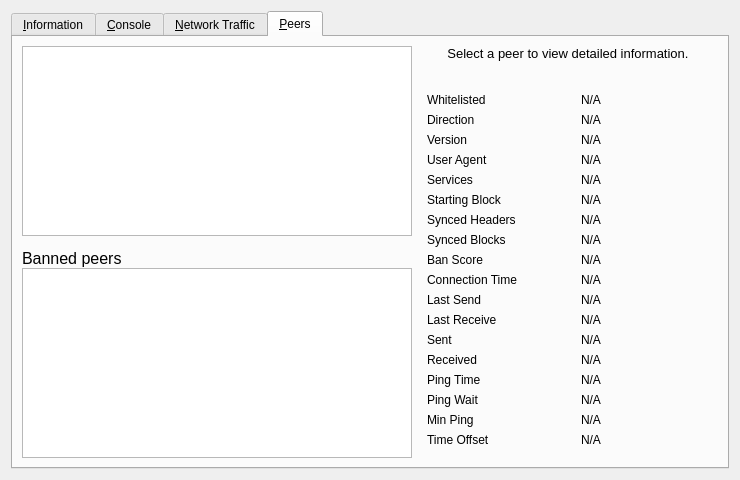
This is src/qt/forms/debugwindow.ui in CodeAssureLabs/bitcoin-2018 as Qt 5 draws it before an edit. The edited form follows.
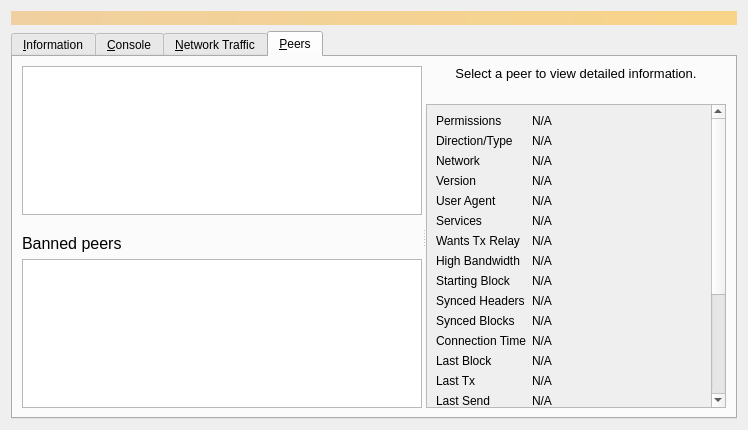
This is the edited form. The open tabs and pages were chosen to show the change. Icons and pictures are not drawn. Custom widgets are drawn as their Qt base class.

Patch:
```diff
--- a/src/qt/forms/debugwindow.ui
+++ b/src/qt/forms/debugwindow.ui
@@ -14,6 +14,25 @@
    <string>Debug window</string>
   </property>
   <layout class="QVBoxLayout" name="verticalLayout_2">
+   <item>
+    <widget class="QLabel" name="label_alerts">
+     <property name="visible">
+      <bool>false</bool>
+     </property>
+     <property name="styleSheet">
+      <string notr="true">QLabel { background-color: qlineargradient(x1: 0, y1: 0, x2: 1, y2: 0, stop:0 #F0D0A0, stop:1 #F8D488); color:#000000; }</string>
+     </property>
+     <property name="wordWrap">
+      <bool>true</bool>
+     </property>
+     <property name="margin">
+      <number>3</number>
+     </property>
+     <property name="textInteractionFlags">
+      <set>Qt::TextSelectableByMouse</set>
+     </property>
+    </widget>
+   </item>
    <item>
     <widget class="QTabWidget" name="tabWidget">
      <property name="currentIndex">
@@ -864,23 +883,43 @@
       <attribute name="title">
        <string>&amp;Peers</string>
       </attribute>
-      <layout class="QGridLayout" name="gridLayout_2">
-       <item row="0" column="0" rowspan="2">
-        <layout class="QVBoxLayout" name="verticalLayout_101">
-         <property name="spacing">
-          <number>0</number>
+      <layout class="QVBoxLayout" name="verticalLayout_6">
+       <item>
+        <widget class="QSplitter" name="splitter">
+         <property name="orientation">
+          <enum>Qt::Horizontal</enum>
          </property>
+         <property name="childrenCollapsible">
+          <bool>false</bool>
+         </property>
+         <widget class="QWidget" name="widget_1" native="true">
+          <property name="sizePolicy">
+           <sizepolicy hsizetype="MinimumExpanding" vsizetype="Preferred">
+            <horstretch>1</horstretch>
+            <verstretch>0</verstretch>
+           </sizepolicy>
+          </property>
+          <property name="minimumSize">
+           <size>
+            <width>400</width>
+            <height>0</height>
+           </size>
+          </property>
+          <layout class="QVBoxLayout" name="verticalLayout_7">
          <item>
           <widget class="QTableView" name="peerWidget">
-           <property name="horizontalScrollBarPolicy">
-            <enum>Qt::ScrollBarAsNeeded</enum>
-           </property>
            <property name="tabKeyNavigation">
             <bool>false</bool>
            </property>
+             <property name="textElideMode">
+              <enum>Qt::ElideMiddle</enum>
+             </property>
            <property name="sortingEnabled">
             <bool>true</bool>
            </property>
+             <property name="wordWrap">
+              <bool>false</bool>
+             </property>
            <attribute name="horizontalHeaderHighlightSections">
             <bool>false</bool>
            </attribute>
@@ -896,7 +935,7 @@
            </property>
            <property name="minimumSize">
             <size>
-             <width>300</width>
+               <width>0</width>
              <height>32</height>
             </size>
            </property>
@@ -930,15 +969,6 @@
          </item>
          <item>
           <widget class="QTableView" name="banlistWidget">
-           <property name="sizePolicy">
-            <sizepolicy hsizetype="Expanding" vsizetype="Expanding">
-             <horstretch>0</horstretch>
-             <verstretch>0</verstretch>
-            </sizepolicy>
-           </property>
-           <property name="horizontalScrollBarPolicy">
-            <enum>Qt::ScrollBarAsNeeded</enum>
-           </property>
            <property name="tabKeyNavigation">
             <bool>false</bool>
            </property>
@@ -951,8 +981,22 @@
           </widget>
          </item>
         </layout>
-       </item>
-       <item row="0" column="1">
+         </widget>
+         <widget class="QWidget" name="peersTabRightPanel" native="true">
+          <property name="sizePolicy">
+           <sizepolicy hsizetype="Minimum" vsizetype="Preferred">
+            <horstretch>0</horstretch>
+            <verstretch>0</verstretch>
+           </sizepolicy>
+          </property>
+          <property name="minimumSize">
+           <size>
+            <width>300</width>
+            <height>0</height>
+           </size>
+          </property>
+          <layout class="QVBoxLayout" name="verticalLayout_8">
+           <item>
         <widget class="QLabel" name="peerHeading">
          <property name="sizePolicy">
           <sizepolicy hsizetype="Preferred" vsizetype="Minimum">
@@ -962,7 +1006,7 @@
          </property>
          <property name="minimumSize">
           <size>
-           <width>300</width>
+               <width>0</width>
            <height>32</height>
           </size>
          </property>
@@ -988,24 +1032,30 @@
          </property>
         </widget>
        </item>
-       <item row="1" column="1">
-        <widget class="QWidget" name="detailWidget" native="true">
-         <property name="minimumSize">
-          <size>
+           <item>
+            <widget class="QScrollArea" name="scrollArea">
+             <property name="widgetResizable">
+              <bool>true</bool>
+             </property>
+             <widget class="QWidget" name="detailWidget">
+              <property name="geometry">
+               <rect>
+                <x>0</x>
+                <y>0</y>
            <width>300</width>
-           <height>0</height>
-          </size>
-         </property>
-         <layout class="QGridLayout" name="gridLayout_3">
+                <height>426</height>
+               </rect>
+              </property>
+              <layout class="QGridLayout" name="gridLayout_2" columnstretch="0,1">
           <item row="0" column="0">
            <widget class="QLabel" name="label_30">
             <property name="text">
-             <string>Whitelisted</string>
+                  <string>Permissions</string>
             </property>
            </widget>
           </item>
-          <item row="0" column="2">
-           <widget class="QLabel" name="peerWhitelisted">
+               <item row="0" column="1">
+                <widget class="QLabel" name="peerPermissions">
             <property name="cursor">
              <cursorShape>IBeamCursor</cursorShape>
             </property>
@@ -1021,14 +1071,17 @@
            </widget>
           </item>
           <item row="1" column="0">
-           <widget class="QLabel" name="label_23">
+                <widget class="QLabel" name="peerConnectionTypeLabel">
+                 <property name="toolTip">
+                  <string>The direction and type of peer connection: %1</string>
+                 </property>
             <property name="text">
-             <string>Direction</string>
+                  <string>Direction/Type</string>
             </property>
            </widget>
           </item>
-          <item row="1" column="2">
-           <widget class="QLabel" name="peerDirection">
+               <item row="1" column="1">
+                <widget class="QLabel" name="peerConnectionType">
             <property name="cursor">
              <cursorShape>IBeamCursor</cursorShape>
             </property>
@@ -1044,13 +1097,39 @@
            </widget>
           </item>
           <item row="2" column="0">
+                <widget class="QLabel" name="peerNetworkLabel">
+                 <property name="toolTip">
+                  <string>The network protocol this peer is connected through: IPv4, IPv6, Onion, I2P, or CJDNS.</string>
+                 </property>
+                 <property name="text">
+                  <string>Network</string>
+                 </property>
+                </widget>
+               </item>
+               <item row="2" column="1">
+                <widget class="QLabel" name="peerNetwork">
+                 <property name="cursor">
+                  <cursorShape>IBeamCursor</cursorShape>
+                 </property>
+                 <property name="text">
+                  <string>N/A</string>
+                 </property>
+                 <property name="textFormat">
+                  <enum>Qt::PlainText</enum>
+                 </property>
+                 <property name="textInteractionFlags">
+                  <set>Qt::LinksAccessibleByMouse|Qt::TextSelectableByKeyboard|Qt::TextSelectableByMouse</set>
+                 </property>
+                </widget>
+               </item>
+               <item row="3" column="0">
            <widget class="QLabel" name="label_21">
             <property name="text">
              <string>Version</string>
             </property>
            </widget>
           </item>
-          <item row="2" column="2">
+               <item row="3" column="1">
            <widget class="QLabel" name="peerVersion">
             <property name="cursor">
              <cursorShape>IBeamCursor</cursorShape>
@@ -1066,14 +1145,14 @@
             </property>
            </widget>
           </item>
-          <item row="3" column="0">
+               <item row="4" column="0">
            <widget class="QLabel" name="label_28">
             <property name="text">
              <string>User Agent</string>
             </property>
            </widget>
           </item>
-          <item row="3" column="2">
+               <item row="4" column="1">
            <widget class="QLabel" name="peerSubversion">
             <property name="cursor">
              <cursorShape>IBeamCursor</cursorShape>
@@ -1089,14 +1168,14 @@
             </property>
            </widget>
           </item>
-          <item row="4" column="0">
+               <item row="5" column="0">
            <widget class="QLabel" name="label_4">
             <property name="text">
              <string>Services</string>
             </property>
            </widget>
           </item>
-          <item row="4" column="2">
+               <item row="5" column="1">
            <widget class="QLabel" name="peerServices">
             <property name="cursor">
              <cursorShape>IBeamCursor</cursorShape>
@@ -1112,14 +1191,66 @@
             </property>
            </widget>
           </item>
-          <item row="5" column="0">
+               <item row="6" column="0">
+                <widget class="QLabel" name="peerRelayTxesLabel">
+                 <property name="toolTip">
+                  <string>Whether the peer requested us to relay transactions.</string>
+                 </property>
+                 <property name="text">
+                  <string>Wants Tx Relay</string>
+                 </property>
+                </widget>
+               </item>
+               <item row="6" column="1">
+                <widget class="QLabel" name="peerRelayTxes">
+                 <property name="cursor">
+                  <cursorShape>IBeamCursor</cursorShape>
+                 </property>
+                 <property name="text">
+                  <string>N/A</string>
+                 </property>
+                 <property name="textFormat">
+                  <enum>Qt::PlainText</enum>
+                 </property>
+                 <property name="textInteractionFlags">
+                  <set>Qt::LinksAccessibleByMouse|Qt::TextSelectableByKeyboard|Qt::TextSelectableByMouse</set>
+                 </property>
+                </widget>
+               </item>
+               <item row="7" column="0">
+                <widget class="QLabel" name="peerHighBandwidthLabel">
+                 <property name="toolTip">
+                  <string>High bandwidth BIP152 compact block relay: %1</string>
+                 </property>
+                 <property name="text">
+                  <string>High Bandwidth</string>
+                 </property>
+                </widget>
+               </item>
+               <item row="7" column="1">
+                <widget class="QLabel" name="peerHighBandwidth">
+                 <property name="cursor">
+                  <cursorShape>IBeamCursor</cursorShape>
+                 </property>
+                 <property name="text">
+                  <string>N/A</string>
+                 </property>
+                 <property name="textFormat">
+                  <enum>Qt::PlainText</enum>
+                 </property>
+                 <property name="textInteractionFlags">
+                  <set>Qt::LinksAccessibleByMouse|Qt::TextSelectableByKeyboard|Qt::TextSelectableByMouse</set>
+                 </property>
+                </widget>
+               </item>
+               <item row="8" column="0">
            <widget class="QLabel" name="label_29">
             <property name="text">
              <string>Starting Block</string>
             </property>
            </widget>
           </item>
-          <item row="5" column="2">
+               <item row="8" column="1">
            <widget class="QLabel" name="peerHeight">
             <property name="cursor">
              <cursorShape>IBeamCursor</cursorShape>
@@ -1135,14 +1266,14 @@
             </property>
            </widget>
           </item>
-          <item row="6" column="0">
+               <item row="9" column="0">
            <widget class="QLabel" name="label_27">
             <property name="text">
              <string>Synced Headers</string>
             </property>
            </widget>
           </item>
-          <item row="6" column="2">
+               <item row="9" column="1">
            <widget class="QLabel" name="peerSyncHeight">
             <property name="cursor">
              <cursorShape>IBeamCursor</cursorShape>
@@ -1158,14 +1289,14 @@
             </property>
            </widget>
           </item>
-          <item row="7" column="0">
+               <item row="10" column="0">
            <widget class="QLabel" name="label_25">
             <property name="text">
              <string>Synced Blocks</string>
             </property>
            </widget>
           </item>
-          <item row="7" column="2">
+               <item row="10" column="1">
            <widget class="QLabel" name="peerCommonHeight">
             <property name="cursor">
              <cursorShape>IBeamCursor</cursorShape>
@@ -1181,37 +1312,14 @@
             </property>
            </widget>
           </item>
-          <item row="8" column="0">
-           <widget class="QLabel" name="label_24">
-            <property name="text">
-             <string>Ban Score</string>
-            </property>
-           </widget>
-          </item>
-          <item row="8" column="2">
-           <widget class="QLabel" name="peerBanScore">
-            <property name="cursor">
-             <cursorShape>IBeamCursor</cursorShape>
-            </property>
-            <property name="text">
-             <string>N/A</string>
-            </property>
-            <property name="textFormat">
-             <enum>Qt::PlainText</enum>
-            </property>
-            <property name="textInteractionFlags">
-             <set>Qt::LinksAccessibleByMouse|Qt::TextSelectableByKeyboard|Qt::TextSelectableByMouse</set>
-            </property>
-           </widget>
-          </item>
-          <item row="9" column="0">
+               <item row="11" column="0">
            <widget class="QLabel" name="label_22">
             <property name="text">
              <string>Connection Time</string>
             </property>
            </widget>
           </item>
-          <item row="9" column="2">
+               <item row="11" column="1">
            <widget class="QLabel" name="peerConnTime">
             <property name="cursor">
              <cursorShape>IBeamCursor</cursorShape>
@@ -1227,14 +1335,66 @@
             </property>
            </widget>
           </item>
-          <item row="10" column="0">
+               <item row="12" column="0">
+                <widget class="QLabel" name="peerLastBlockLabel">
+                 <property name="toolTip">
+                  <string>Elapsed time since a novel block passing initial validity checks was received from this peer.</string>
+                 </property>
+                 <property name="text">
+                  <string>Last Block</string>
+                 </property>
+                </widget>
+               </item>
+               <item row="12" column="1">
+                <widget class="QLabel" name="peerLastBlock">
+                 <property name="cursor">
+                  <cursorShape>IBeamCursor</cursorShape>
+                 </property>
+                 <property name="text">
+                  <string>N/A</string>
+                 </property>
+                 <property name="textFormat">
+                  <enum>Qt::PlainText</enum>
+                 </property>
+                 <property name="textInteractionFlags">
+                  <set>Qt::LinksAccessibleByMouse|Qt::TextSelectableByKeyboard|Qt::TextSelectableByMouse</set>
+                 </property>
+                </widget>
+               </item>
+               <item row="13" column="0">
+                <widget class="QLabel" name="peerLastTxLabel">
+                 <property name="toolTip">
+                  <string>Elapsed time since a novel transaction accepted into our mempool was received from this peer.</string>
+                 </property>
+                 <property name="text">
+                  <string>Last Tx</string>
+                 </property>
+                </widget>
+               </item>
+               <item row="13" column="1">
+                <widget class="QLabel" name="peerLastTx">
+                 <property name="cursor">
+                  <cursorShape>IBeamCursor</cursorShape>
+                 </property>
+                 <property name="text">
+                  <string>N/A</string>
+                 </property>
+                 <property name="textFormat">
+                  <enum>Qt::PlainText</enum>
+                 </property>
+                 <property name="textInteractionFlags">
+                  <set>Qt::LinksAccessibleByMouse|Qt::TextSelectableByKeyboard|Qt::TextSelectableByMouse</set>
+                 </property>
+                </widget>
+               </item>
+               <item row="14" column="0">
            <widget class="QLabel" name="label_15">
             <property name="text">
              <string>Last Send</string>
             </property>
            </widget>
           </item>
-          <item row="10" column="2">
+               <item row="14" column="1">
            <widget class="QLabel" name="peerLastSend">
             <property name="cursor">
              <cursorShape>IBeamCursor</cursorShape>
@@ -1250,14 +1410,14 @@
             </property>
            </widget>
           </item>
-          <item row="11" column="0">
+               <item row="15" column="0">
            <widget class="QLabel" name="label_19">
             <property name="text">
              <string>Last Receive</string>
             </property>
            </widget>
           </item>
-          <item row="11" column="2">
+               <item row="15" column="1">
            <widget class="QLabel" name="peerLastRecv">
             <property name="cursor">
              <cursorShape>IBeamCursor</cursorShape>
@@ -1273,14 +1433,14 @@
             </property>
            </widget>
           </item>
-          <item row="12" column="0">
+               <item row="16" column="0">
            <widget class="QLabel" name="label_18">
             <property name="text">
              <string>Sent</string>
             </property>
            </widget>
           </item>
-          <item row="12" column="2">
+               <item row="16" column="1">
            <widget class="QLabel" name="peerBytesSent">
             <property name="cursor">
              <cursorShape>IBeamCursor</cursorShape>
@@ -1296,14 +1456,14 @@
             </property>
            </widget>
           </item>
-          <item row="13" column="0">
+               <item row="17" column="0">
            <widget class="QLabel" name="label_20">
             <property name="text">
              <string>Received</string>
             </property>
            </widget>
           </item>
-          <item row="13" column="2">
+               <item row="17" column="1">
            <widget class="QLabel" name="peerBytesRecv">
             <property name="cursor">
              <cursorShape>IBeamCursor</cursorShape>
@@ -1319,14 +1479,14 @@
             </property>
            </widget>
           </item>
-          <item row="14" column="0">
+               <item row="18" column="0">
            <widget class="QLabel" name="label_26">
             <property name="text">
              <string>Ping Time</string>
             </property>
            </widget>
           </item>
-          <item row="14" column="2">
+               <item row="18" column="1">
            <widget class="QLabel" name="peerPingTime">
             <property name="cursor">
              <cursorShape>IBeamCursor</cursorShape>
@@ -1342,7 +1502,7 @@
             </property>
            </widget>
           </item>
-          <item row="15" column="0">
+               <item row="19" column="0">
            <widget class="QLabel" name="peerPingWaitLabel">
             <property name="toolTip">
              <string>The duration of a currently outstanding ping.</string>
@@ -1352,7 +1512,7 @@
             </property>
            </widget>
           </item>
-          <item row="15" column="2">
+               <item row="19" column="1">
            <widget class="QLabel" name="peerPingWait">
             <property name="cursor">
              <cursorShape>IBeamCursor</cursorShape>
@@ -1368,14 +1528,14 @@
             </property>
            </widget>
           </item>
-          <item row="16" column="0">
+               <item row="20" column="0">
            <widget class="QLabel" name="peerMinPingLabel">
             <property name="text">
              <string>Min Ping</string>
             </property>
            </widget>
           </item>
-          <item row="16" column="2">
+               <item row="20" column="1">
            <widget class="QLabel" name="peerMinPing">
             <property name="cursor">
              <cursorShape>IBeamCursor</cursorShape>
@@ -1391,14 +1551,14 @@
             </property>
            </widget>
           </item>
-          <item row="17" column="0">
+               <item row="21" column="0">
            <widget class="QLabel" name="label_timeoffset">
             <property name="text">
              <string>Time Offset</string>
             </property>
            </widget>
           </item>
-          <item row="17" column="2">
+               <item row="21" column="1">
            <widget class="QLabel" name="timeoffset">
             <property name="cursor">
              <cursorShape>IBeamCursor</cursorShape>
@@ -1414,7 +1574,33 @@
             </property>
            </widget>
           </item>
-          <item row="18" column="1">
+               <item row="22" column="0">
+                <widget class="QLabel" name="peerMappedASLabel">
+                 <property name="toolTip">
+                  <string>The mapped Autonomous System used for diversifying peer selection.</string>
+                 </property>
+                 <property name="text">
+                  <string>Mapped AS</string>
+                 </property>
+                </widget>
+               </item>
+               <item row="22" column="1">
+                <widget class="QLabel" name="peerMappedAS">
+                 <property name="cursor">
+                  <cursorShape>IBeamCursor</cursorShape>
+                 </property>
+                 <property name="text">
+                  <string>N/A</string>
+                 </property>
+                 <property name="textFormat">
+                  <enum>Qt::PlainText</enum>
+                 </property>
+                 <property name="textInteractionFlags">
+                  <set>Qt::LinksAccessibleByMouse|Qt::TextSelectableByKeyboard|Qt::TextSelectableByMouse</set>
+                 </property>
+                </widget>
+               </item>
+               <item row="23" column="0">
            <spacer name="verticalSpacer_3">
             <property name="orientation">
              <enum>Qt::Vertical</enum>
@@ -1428,6 +1614,11 @@
            </spacer>
           </item>
          </layout>
+             </widget>
+            </widget>
+           </item>
+          </layout>
+         </widget>
         </widget>
        </item>
       </layout>
```
Left out of the diff: 76 changed lines with no effect on the pictures. Lines whose indentation alone changed are shown as unchanged.
